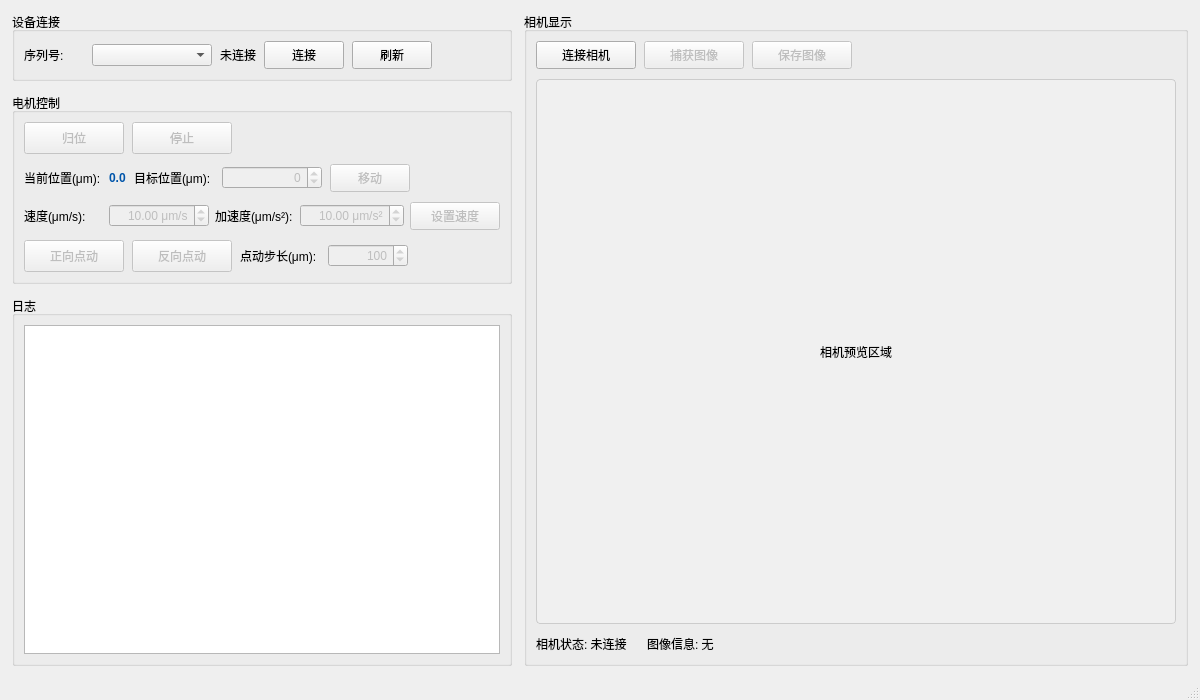
Before: the Qt Designer form src/app/mainwindow.ui in choushunn/ZF-Multi-Controller, drawn with Qt 5.
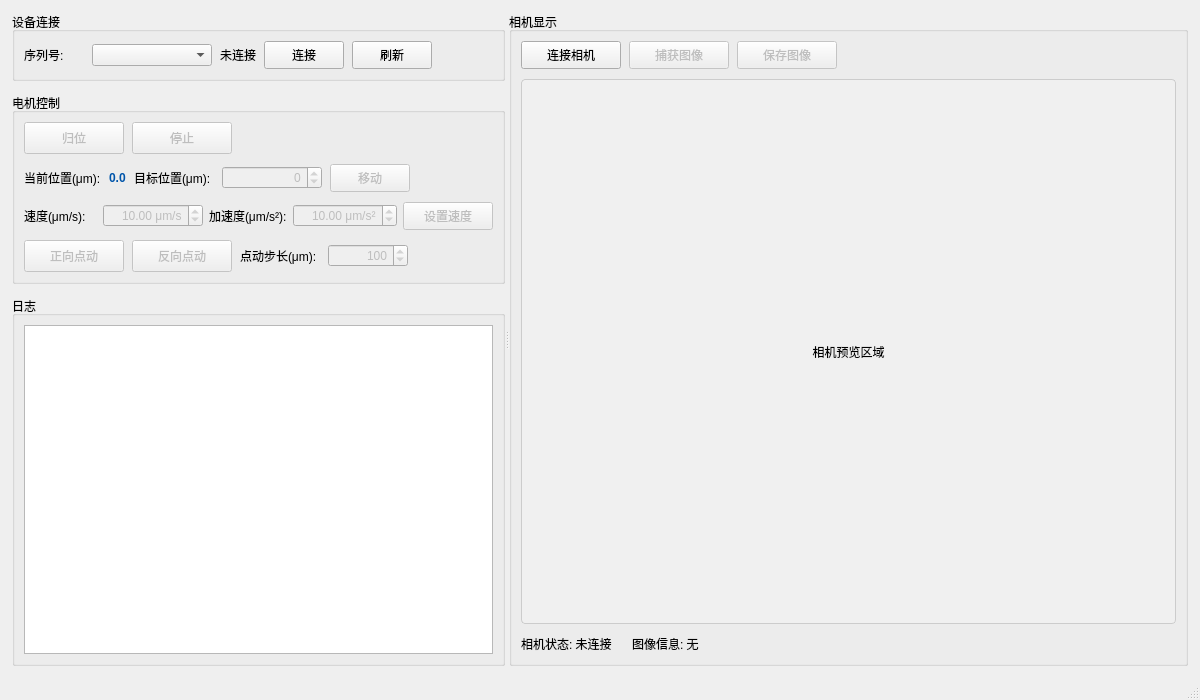
After: the same form once the commit is applied.

Commit message:
ui(layout): redesign left/right split with resizable left panel (QSplitter)
根 HBox 直接排两列、无 stretch 导致左右比例失衡。重构为 QSplitter：左列控制面板(设备连接/电机控制/日志)包进 leftPanel，右侧相机显示作为第二子项，分隔手柄可拖拽调宽(左侧可变宽度)。设置 childrenCollapsible=false + 左侧 minWidth 280 防折叠、setSizes 初始分配、右侧 stretch 优先吃窗口增长。
运行截图实测：左 25-28% 控制面板内容完整可见、右 72-75% 相机显示，比例符合'控制轻、显示重'惯例。

The edit to the form file:
```diff
--- a/src/app/mainwindow.ui
+++ b/src/app/mainwindow.ui
@@ -37,6 +37,11 @@
      <number>12</number>
     </property>
     <item>
+     <widget class="QSplitter" name="mainSplitter">
+      <property name="orientation">
+       <enum>Qt::Orientation::Horizontal</enum>
+      </property>
+      <widget class="QWidget" name="leftPanel">
      <layout class="QVBoxLayout" name="verticalLayout">
       <property name="spacing">
        <number>12</number>
@@ -504,8 +509,7 @@
        </widget>
       </item>
      </layout>
-    </item>
-    <item>
+      </widget>
      <widget class="QGroupBox" name="cameraGroupBox">
       <property name="title">
        <string>相机显示</string>
@@ -639,6 +643,7 @@
         </layout>
        </item>
       </layout>
+     </widget>
      </widget>
     </item>
    </layout>
```
Lines whose indentation alone changed are shown as unchanged. The commit also changes 1 other file.
